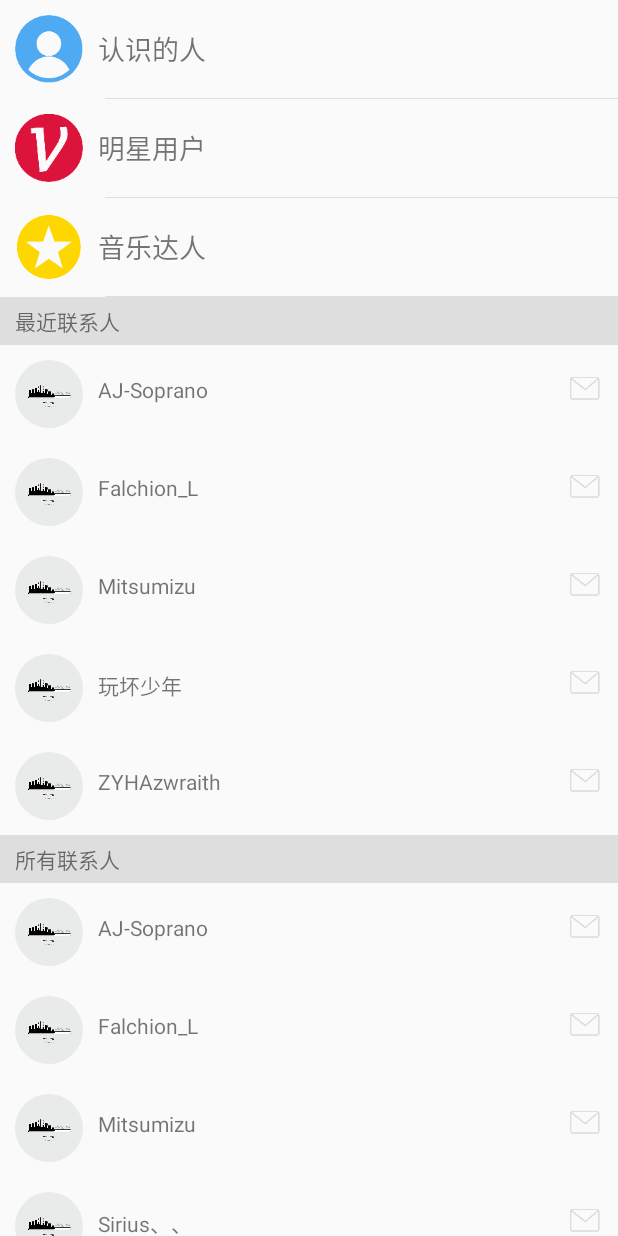
After one commit to DaiXinxuan/NeteaseMusicUi, an Android app: the fragment ContacterFragment shown on its own in the app's theme, on a phone screen of 412 x 824 dp. The commit adds this screen. Run offline under Robolectric (Android 15) with nearby library versions, the phone set to English and light mode, and no system bars; our stand-ins replace CircleImageView, Picasso; pictures from the network do not load.

Commit message:
新增联系人界面，修复底部播放条透明的bug

```diff
--- /dev/null
+++ b/app/src/main/java/philips/com/myapplication/adapter/ContactRecyclerAdapter.java
@@ -0,0 +1,131 @@
+package philips.com.myapplication.adapter;
+
+import android.content.Context;
+import android.graphics.Bitmap;
+import android.support.v7.widget.RecyclerView;
+import android.view.LayoutInflater;
+import android.view.View;
+import android.view.ViewGroup;
+import android.widget.RelativeLayout;
+import android.widget.TextView;
+
+import com.squareup.picasso.Picasso;
+
+import java.util.ArrayList;
+
+import philips.com.myapplication.R;
+import philips.com.myapplication.bean.ContactBean;
+import philips.com.myapplication.customview.CircleImageView;
+import philips.com.myapplication.viewholder.Holder;
+
+/**
+ * Created by 310231492 on 2016/7/25.
+ */
+public class ContactRecyclerAdapter extends RecyclerView.Adapter<RecyclerView.ViewHolder> {
+    private ArrayList<ContactBean> contactBeans;
+    private ArrayList<ContactBean> recentContactBeans;
+    private Context context;
+    private int recentCount = 0;
+
+    private final static int TYPE_HEADER = 0;
+    private final static int TYPE_TITLE = 1;
+    private final static int TYPE_ITEM = 2;
+    private final static int TYPE_FOOTER = 3;
+
+    public ContactRecyclerAdapter(Context context, ArrayList<ContactBean> contactBeans) {
+        this.contactBeans = contactBeans;
+        this.context = context;
+        recentContactBeans = new ArrayList<>();
+        for (ContactBean contactBean: contactBeans) {
+            if (contactBean.isContactRecently()) {
+                recentCount++;
+                recentContactBeans.add(contactBean);
+            }
+        }
+    }
+
+    @Override
+    public RecyclerView.ViewHolder onCreateViewHolder(ViewGroup parent, int viewType) {
+        View view;
+        if (viewType == TYPE_HEADER) {
+            view = LayoutInflater.from(context).inflate(R.layout.contact_header, parent, false);
+            return new Holder(view);
+        } else if (viewType == TYPE_TITLE) {
+            view = LayoutInflater.from(context).inflate(R.layout.item_graytitle, parent, false);
+            return new GrayTitleViewHolder(view);
+        } else if (viewType == TYPE_FOOTER){
+            view = LayoutInflater.from(context).inflate(R.layout.footer, parent, false);
+            return new Holder(view);
+        } else {
+            view = LayoutInflater.from(context).inflate(R.layout.item_contact, parent, false);
+            return new ContactItemViewHolder(view);
+        }
+    }
+
+    @Override
+    public void onBindViewHolder(RecyclerView.ViewHolder holder, int position) {
+        int viewType = getItemViewType(position);
+        if (viewType == TYPE_HEADER||viewType == TYPE_FOOTER) return;
+        if (viewType == TYPE_TITLE) {
+            GrayTitleViewHolder grayTitleViewHolder = (GrayTitleViewHolder) holder;
+            if (position == 1) {
+                grayTitleViewHolder.textView.setText("最近联系人");
+            } else {
+                grayTitleViewHolder.textView.setText("所有联系人");
+            }
+        } else {
+            ContactItemViewHolder contactItemViewHolder = (ContactItemViewHolder) holder;
+            if (position < recentCount + 2) {
+                contactItemViewHolder.userName.setText(recentContactBeans.get(position - 2).getContactName());
+                Picasso.with(context).load(recentContactBeans.get(position - 2).getContactIconUrl()).fit().placeholder(R.mipmap.loading)
+                        .config(Bitmap.Config.RGB_565).into(contactItemViewHolder.userIcon);
+            } else {
+                ContactBean contactBean = contactBeans.get(position - recentCount - 3);
+                contactItemViewHolder.userName.setText(contactBean.getContactName());
+                Picasso.with(context).load(contactBean.getContactIconUrl()).fit().placeholder(R.mipmap.loading)
+                        .config(Bitmap.Config.RGB_565).into(contactItemViewHolder.userIcon);
+            }
+        }
+    }
+
+    @Override
+    public int getItemViewType(int position) {
+        if (position == 0) {
+            return TYPE_HEADER;
+        } else if (position == 1 || position == recentCount + 2) {
+            return TYPE_TITLE;
+        } else if (position + 1 == getItemCount()) {
+            return TYPE_FOOTER;
+        } else {
+            return TYPE_ITEM;
+        }
+    }
+
+    @Override
+    public int getItemCount() {
+        //1个header,两个title,1个footer
+        return contactBeans.size() + recentCount + 4;
+    }
+
+    class GrayTitleViewHolder extends RecyclerView.ViewHolder {
+        TextView textView;
+
+        public GrayTitleViewHolder(View itemView) {
+            super(itemView);
+            textView = (TextView) itemView.findViewById(R.id.title_txt);
+        }
+    }
+
+    class ContactItemViewHolder extends RecyclerView.ViewHolder{
+        TextView userName;
+        CircleImageView userIcon;
+        RelativeLayout relativeLayout;
+
+        public ContactItemViewHolder(View itemView) {
+            super(itemView);
+            userName = (TextView) itemView.findViewById(R.id.contact_name);
+            userIcon = (CircleImageView) itemView.findViewById(R.id.contact_icon);
+            relativeLayout = (RelativeLayout) itemView.findViewById(R.id.contact_layout);
+        }
+    }
+}
--- a/app/src/main/java/philips/com/myapplication/adapter/RankingRecyclerAdapter.java
+++ b/app/src/main/java/philips/com/myapplication/adapter/RankingRecyclerAdapter.java
@@ -16,6 +16,7 @@ import java.util.ArrayList;
 
 import philips.com.myapplication.R;
 import philips.com.myapplication.bean.BillBoardBean;
+import philips.com.myapplication.viewholder.Holder;
 import philips.com.myapplication.viewholder.SmallBillBoardViewHolder;
 
 /**
@@ -26,6 +27,7 @@ public class RankingRecyclerAdapter extends RecyclerView.Adapter<RecyclerView.Vi
     private final static int TYPE_TITLE = 0;
     private final static int TYPE_BIG = 1;
     private final static int TYPE_SMALL = 2;
+    private final static int TYPE_FOOTER = 3;
     private ArrayList<BillBoardBean> billBoardBeans;
 
     public RankingRecyclerAdapter(Context context, ArrayList<BillBoardBean> arrayList) {
@@ -46,6 +48,9 @@ public class RankingRecyclerAdapter extends RecyclerView.Adapter<RecyclerView.Vi
             case TYPE_SMALL:
                 view = LayoutInflater.from(context).inflate(R.layout.item_smallbillboard, parent, false);
                 return new SmallBillBoardViewHolder(view);
+            case TYPE_FOOTER:
+                view = LayoutInflater.from(context).inflate(R.layout.footer, parent, false);
+                return new Holder(view);
         }
         return null;
     }
@@ -53,6 +58,7 @@ public class RankingRecyclerAdapter extends RecyclerView.Adapter<RecyclerView.Vi
     @Override
     public void onBindViewHolder(RecyclerView.ViewHolder holder, int position) {
         int viewType = getItemViewType(position);
+        if (viewType == TYPE_FOOTER) return;
         if (viewType == TYPE_TITLE) {
             TitleBillBoardViewHolder titleBillBoardViewHolder = (TitleBillBoardViewHolder) holder;
             if (position == 0)  {
@@ -80,10 +86,6 @@ public class RankingRecyclerAdapter extends RecyclerView.Adapter<RecyclerView.Vi
                 Picasso.with(context).load(billBoardBeans.get(position-2).getImgId()).fit().config(Bitmap.Config.RGB_565)
                         .placeholder(R.mipmap.loading).into(smallBillBoardViewHolder.imageView);
             }
-            if (position + 1 == getItemCount()) {
-                int paddingBottom = smallBillBoardViewHolder.relativeLayout.getPaddingBottom();
-                smallBillBoardViewHolder.relativeLayout.setPadding(paddingBottom, paddingBottom, paddingBottom, paddingBottom*9);
-            }
         }
     }
 
@@ -93,12 +95,16 @@ public class RankingRecyclerAdapter extends RecyclerView.Adapter<RecyclerView.Vi
             return TYPE_TITLE;
         } else if (position >= 1 && position <= 5 ) {
             return TYPE_BIG;
-        } else return  TYPE_SMALL;
+        } else if (position + 1 == getItemCount()) {
+            return TYPE_FOOTER;
+        } else {
+            return  TYPE_SMALL;
+        }
     }
 
     @Override
     public int getItemCount() {
-        return billBoardBeans.size() + 3;
+        return billBoardBeans.size() + 4;
     }
 
     class BigBillBoardViewHolder extends RecyclerView.ViewHolder{
--- /dev/null
+++ b/app/src/main/java/philips/com/myapplication/bean/ContactBean.java
@@ -0,0 +1,39 @@
+package philips.com.myapplication.bean;
+
+/**
+ * Created by 310231492 on 2016/7/25.
+ */
+public class ContactBean {
+    private String contactIconUrl, contactName;
+    private boolean contactRecently;
+
+    public ContactBean(String contactIconUrl, String contactName, boolean contactRecently) {
+        this.contactIconUrl = contactIconUrl;
+        this.contactName = contactName;
+        this.contactRecently = contactRecently;
+    }
+
+    public String getContactName() {
+        return contactName;
+    }
+
+    public void setContactName(String contactName) {
+        this.contactName = contactName;
+    }
+
+    public String getContactIconUrl() {
+        return contactIconUrl;
+    }
+
+    public void setContactIconUrl(String contactIconUrl) {
+        this.contactIconUrl = contactIconUrl;
+    }
+
+    public boolean isContactRecently() {
+        return contactRecently;
+    }
+
+    public void setContactRecently(boolean contactRecently) {
+        this.contactRecently = contactRecently;
+    }
+}
--- /dev/null
+++ b/app/src/main/java/philips/com/myapplication/ui/fragment/ContacterFragment.java
@@ -0,0 +1,51 @@
+package philips.com.myapplication.ui.fragment;
+
+import android.os.Bundle;
+import android.support.annotation.Nullable;
+import android.support.v4.app.Fragment;
+import android.support.v7.widget.LinearLayoutManager;
+import android.support.v7.widget.RecyclerView;
+import android.view.LayoutInflater;
+import android.view.View;
+import android.view.ViewGroup;
+
+import java.util.ArrayList;
+
+import philips.com.myapplication.R;
+import philips.com.myapplication.adapter.ContactRecyclerAdapter;
+import philips.com.myapplication.bean.ContactBean;
+
+/**
+ * Created by 310231492 on 2016/7/25.
+ */
+public class ContacterFragment extends Fragment {
+    private ArrayList<ContactBean> contactBeans;
+    private RecyclerView recyclerView;
+    private LinearLayoutManager linearLayoutManager;
+
+    @Nullable
+    @Override
+    public View onCreateView(LayoutInflater inflater, ViewGroup container, Bundle savedInstanceState) {
+        View view = inflater.inflate(R.layout.fragment_contact, container, false);
+        recyclerView = (RecyclerView) view.findViewById(R.id.contact_recycler);
+
+        linearLayoutManager = new LinearLayoutManager(getContext());
+        recyclerView.setLayoutManager(linearLayoutManager);
+
+        contactBeans = new ArrayList<>();
+        contactBeans.add(new ContactBean("http://o6quza64p.bkt.clouddn.com/sample12.jpg", "AJ-Soprano", true));
+        contactBeans.add(new ContactBean("http://o6quza64p.bkt.clouddn.com/sample10.jpg", "Falchion_L", true));
+        contactBeans.add(new ContactBean("http://o6quza64p.bkt.clouddn.com/sample6.jpg", "Mitsumizu", true));
+        contactBeans.add(new ContactBean("http://o6quza64p.bkt.clouddn.com/sample11.jpg", "Sirius、、", false));
+        contactBeans.add(new ContactBean("http://o6quza64p.bkt.clouddn.com/sample9.jpg", "玩坏少年", true));
+        contactBeans.add(new ContactBean("http://o6quza64p.bkt.clouddn.com/sample8.jpg", "乌啦啦lylyling", false));
+        contactBeans.add(new ContactBean("http://o6quza64p.bkt.clouddn.com/sample7.jpg", "小鹅鸽", false));
+        contactBeans.add(new ContactBean("http://o6quza64p.bkt.clouddn.com/sample3.jpg", "星光光光光光", false));
+        contactBeans.add(new ContactBean("http://o6quza64p.bkt.clouddn.com/sample2.jpg", "小康同学你好", false));
+        contactBeans.add(new ContactBean("http://o6quza64p.bkt.clouddn.com/hor1.jpg", "ZYHAzwraith", true));
+
+        recyclerView.setAdapter(new ContactRecyclerAdapter(getContext(), contactBeans));
+
+        return view;
+    }
+}
--- a/app/src/main/java/philips/com/myapplication/ui/fragment/FriendFragment.java
+++ b/app/src/main/java/philips/com/myapplication/ui/fragment/FriendFragment.java
@@ -42,7 +42,7 @@ public class FriendFragment extends Fragment {
         fragments = new ArrayList<>();
         fragments.add(new DynamicFragment());
         fragments.add(new NearbyFragment());
-        fragments.add(new RadioFragment());
+        fragments.add(new ContacterFragment());
         textViews[0] = (TextView) view.findViewById(R.id.dynamic);
         textViews[1] = (TextView) view.findViewById(R.id.around);
         textViews[2] = (TextView) view.findViewById(R.id.friends);
--- /dev/null
+++ b/app/src/main/res/layout/contact_header.xml
@@ -0,0 +1,83 @@
+<?xml version="1.0" encoding="utf-8"?>
+<LinearLayout xmlns:android="http://schemas.android.com/apk/res/android"
+    android:orientation="vertical" android:layout_width="match_parent"
+    android:layout_height="wrap_content">
+
+    <LinearLayout
+        android:padding="@dimen/padding_standard"
+        android:layout_width="match_parent"
+        android:layout_height="wrap_content"
+        android:orientation="horizontal">
+
+        <ImageView
+            android:layout_width="45dp"
+            android:layout_height="45dp"
+            android:src="@mipmap/familiar_people"/>
+
+        <TextView
+            android:layout_width="wrap_content"
+            android:layout_height="wrap_content"
+            android:textSize="18sp"
+            android:layout_marginLeft="@dimen/padding_standard"
+            android:layout_gravity="center_vertical"
+            android:text="@string/familiar"/>
+
+    </LinearLayout>
+    <View
+        android:layout_width="match_parent"
+        android:layout_height="0.5dp"
+        android:layout_marginLeft="70dp"
+        android:background="@color/navigation_back"/>
+    <LinearLayout
+        android:padding="@dimen/padding_standard"
+        android:layout_width="match_parent"
+        android:layout_height="wrap_content"
+        android:orientation="horizontal">
+
+        <ImageView
+            android:layout_width="45dp"
+            android:layout_height="45dp"
+            android:src="@mipmap/v"/>
+
+        <TextView
+            android:layout_width="wrap_content"
+            android:layout_height="wrap_content"
+            android:textSize="18sp"
+            android:layout_marginLeft="@dimen/padding_standard"
+            android:layout_gravity="center_vertical"
+            android:text="@string/star_user"/>
+
+    </LinearLayout>
+    <View
+        android:layout_width="match_parent"
+        android:layout_height="0.5dp"
+        android:layout_marginLeft="70dp"
+        android:background="@color/navigation_back"/>
+    <LinearLayout
+        android:padding="@dimen/padding_standard"
+        android:layout_width="match_parent"
+        android:layout_height="wrap_content"
+        android:orientation="horizontal">
+
+        <ImageView
+            android:layout_width="45dp"
+            android:layout_height="45dp"
+            android:src="@mipmap/circle_star"/>
+
+        <TextView
+            android:layout_width="wrap_content"
+            android:layout_height="wrap_content"
+            android:textSize="18sp"
+            android:layout_marginLeft="@dimen/padding_standard"
+            android:layout_gravity="center_vertical"
+            android:text="@string/talent_musician"/>
+
+    </LinearLayout>
+    <View
+        android:layout_width="match_parent"
+        android:layout_height="0.5dp"
+        android:layout_marginLeft="70dp"
+        android:background="@color/navigation_back"/>
+
+
+</LinearLayout>
--- /dev/null
+++ b/app/src/main/res/layout/footer.xml
@@ -0,0 +1,6 @@
+<?xml version="1.0" encoding="utf-8"?>
+<LinearLayout xmlns:android="http://schemas.android.com/apk/res/android"
+    android:orientation="vertical" android:layout_width="match_parent"
+    android:layout_height="50dp">
+
+</LinearLayout>
--- /dev/null
+++ b/app/src/main/res/layout/fragment_contact.xml
@@ -0,0 +1,13 @@
+<?xml version="1.0" encoding="utf-8"?>
+<LinearLayout xmlns:android="http://schemas.android.com/apk/res/android"
+    android:orientation="vertical" android:layout_width="match_parent"
+    android:layout_height="wrap_content">
+
+    <android.support.v7.widget.RecyclerView
+        android:id="@+id/contact_recycler"
+        android:layout_width="match_parent"
+        android:layout_height="wrap_content"
+        >
+    </android.support.v7.widget.RecyclerView>
+
+</LinearLayout>
--- /dev/null
+++ b/app/src/main/res/layout/item_contact.xml
@@ -0,0 +1,34 @@
+<?xml version="1.0" encoding="utf-8"?>
+<RelativeLayout xmlns:android="http://schemas.android.com/apk/res/android"
+    android:id="@+id/contact_layout"
+    xmlns:tools="http://schemas.android.com/tools"
+    android:paddingLeft="@dimen/padding_standard"
+    android:paddingRight="@dimen/padding_standard"
+    android:paddingTop="@dimen/padding_standard"
+    android:paddingBottom="@dimen/padding_standard"
+    android:layout_width="match_parent"
+    android:layout_height="wrap_content">
+
+    <philips.com.myapplication.customview.CircleImageView
+        android:id="@+id/contact_icon"
+        android:layout_width="45dp"
+        android:layout_height="45dp"
+        tools:src="@mipmap/sample2"/>
+
+    <TextView
+        android:id="@+id/contact_name"
+        android:layout_toRightOf="@+id/contact_icon"
+        android:layout_marginLeft="@dimen/padding_standard"
+        android:layout_marginTop="@dimen/padding_standard"
+        tools:text="玩坏少年"
+        android:layout_width="wrap_content"
+        android:layout_height="wrap_content" />
+
+    <ImageView
+        android:layout_alignParentRight="true"
+        android:layout_marginTop="@dimen/padding_small"
+        android:src="@mipmap/mail"
+        android:layout_width="25dp"
+        android:layout_height="25dp" />
+
+</RelativeLayout>
--- /dev/null
+++ b/app/src/main/res/layout/item_graytitle.xml
@@ -0,0 +1,19 @@
+<?xml version="1.0" encoding="utf-8"?>
+<LinearLayout xmlns:android="http://schemas.android.com/apk/res/android"
+    xmlns:tools="http://schemas.android.com/tools"
+    android:paddingLeft="@dimen/padding_standard"
+    android:paddingRight="@dimen/padding_standard"
+    android:paddingTop="@dimen/padding_small"
+    android:paddingBottom="@dimen/padding_small"
+    android:background="@color/navigation_back"
+    android:orientation="vertical"
+    android:layout_width="match_parent"
+    android:layout_height="wrap_content">
+
+    <TextView
+        android:id="@+id/title_txt"
+        android:layout_width="wrap_content"
+        android:layout_height="wrap_content"
+        tools:text="所有联系人"/>
+
+</LinearLayout>
--- a/app/src/main/res/layout/item_smallbillboard.xml
+++ b/app/src/main/res/layout/item_smallbillboard.xml
@@ -2,7 +2,9 @@
 <RelativeLayout xmlns:android="http://schemas.android.com/apk/res/android"
     xmlns:tools="http://schemas.android.com/tools"
     android:id="@+id/main_rela"
-    android:padding="@dimen/padding_small"
+    android:paddingLeft="@dimen/padding_small"
+    android:paddingTop="@dimen/padding_small"
+    android:paddingRight="@dimen/padding_small"
     android:layout_width="match_parent"
     android:layout_height="wrap_content">
 
--- a/app/src/main/res/values/strings.xml
+++ b/app/src/main/res/values/strings.xml
@@ -70,4 +70,7 @@
     <string name="myclouddisk">我的云盘</string>
     <string name="adjust">现在可以根据个人喜好，自由调整首页栏目顺序啦~</string>
     <string name="adjust_btn">调整栏目顺序</string>
+    <string name="familiar">认识的人</string>
+    <string name="star_user">明星用户</string>
+    <string name="talent_musician">音乐达人</string>
 </resources>
```
Also changed, not shown: app/src/main/res/mipmap-xxhdpi/circle_star.png (added), app/src/main/res/mipmap-xxhdpi/familiar_people.png (added), app/src/main/res/mipmap-xxhdpi/mail.png (added), app/src/main/res/mipmap-xxhdpi/v.png (added).
